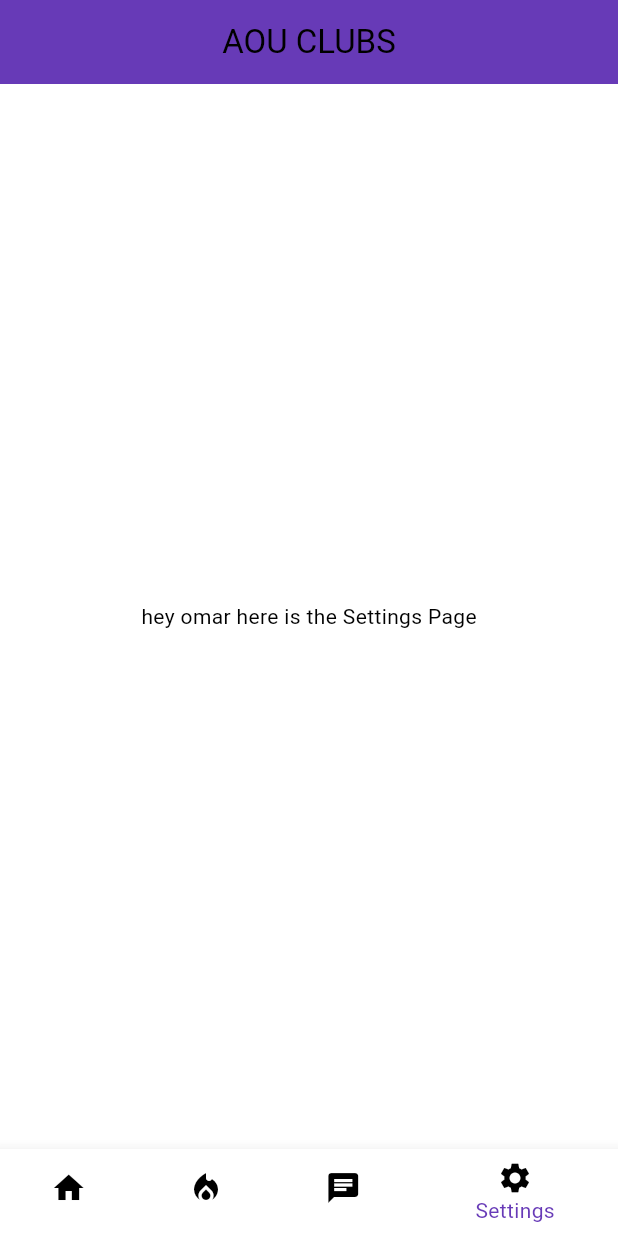
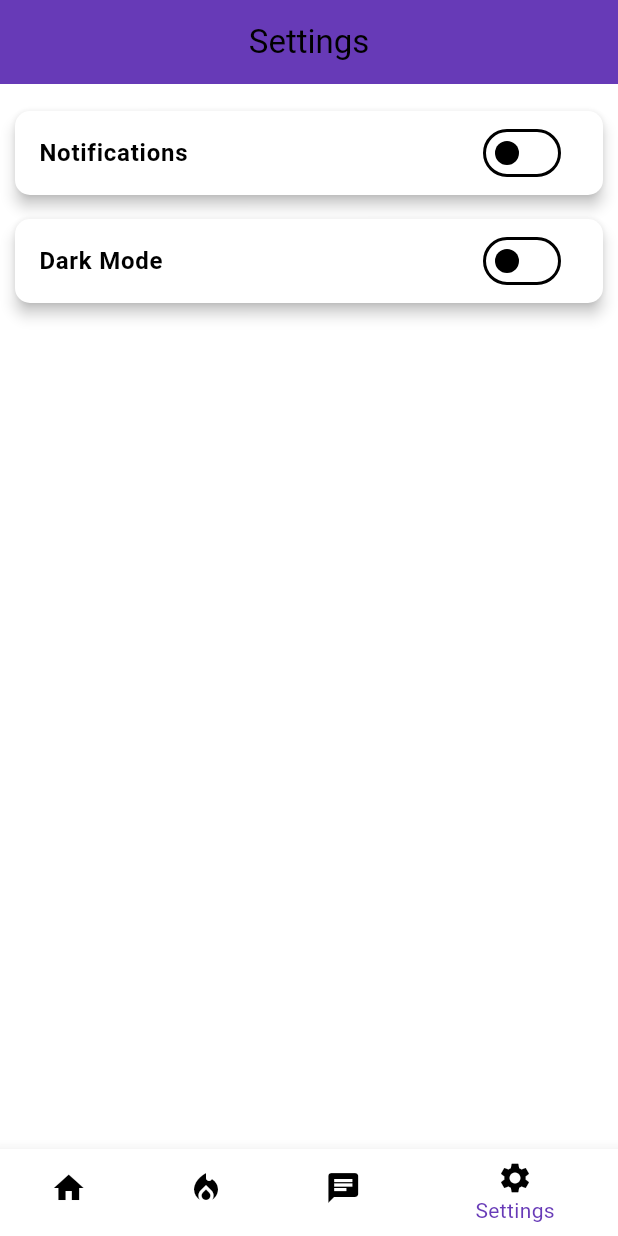
Before and after one commit to hassanmouusahassan/aou_club, a Flutter app: the screen it shows after launch, swiped to page 4, on a phone screen of 412 x 824 dp. Run offline on Flutter 3.47's test engine with Material 3 defaults, Android fonts, the light colour scheme and no system bars.

Commit message:
setting page modified

```diff
--- a/lib/screens/club_home_page.dart
+++ b/lib/screens/club_home_page.dart
@@ -4,7 +4,6 @@ import 'package:aou_club/screens/news_announcement_page.dart';
 import 'package:aou_club/screens/settings_page.dart';
 import 'package:flutter/material.dart';
 import 'package:aou_club/screens/login_page.dart';
-
 
 class Club {
   final String name;
@@ -23,10 +22,7 @@ Club(name: "Hassan Club", admin: "Jane Doe", imageUrl: "assets/club-icon-4.jpg")
   Club(name: "Computer Club", admin: "Jane Doe", imageUrl: "assets/club-icon-4.jpg"),
   Club(name: "Music Club", admin: "Jane Doe", imageUrl: "assets/club-icon-4.jpg"),
   Club(name: "AI Club", admin: "Jane Doe", imageUrl: "assets/club-icon-4.jpg"),
-
-
 ];
-// Add more clubs as needed
 
 class ClubsPage extends StatefulWidget {
   @override
@@ -45,11 +41,26 @@ class _ClubsPageState extends State<ClubsPage> {
     );
   }
 
+  String _getTitle(int index) {
+    switch (index) {
+      case 0:
+        return 'AOU CLUBS';
+      case 1:
+        return 'News';
+      case 2:
+        return 'Chat';
+      case 3:
+        return 'Settings';
+      default:
+        return '';
+    }
+  }
+
   @override
   Widget build(BuildContext context) {
     return Scaffold(
       appBar: AppBar(
-        title: Center(child: Text('AOU CLUBS')),
+        title: Center(child: Text(_getTitle(_selectedIndex))),
         backgroundColor: Colors.deepPurple,
       ),
       body: PageView(
@@ -62,27 +73,26 @@ class _ClubsPageState extends State<ClubsPage> {
         children: [
           _buildClubsList(),
           NewsPage(), // Replace with your News Widget
-          ChatPage(),
-          SettingsPage(),
-          // Replace with your Chat Widget
+          ChatPage(), // Replace with your Chat Widget
+          SettingsPage(), // Replace with your Settings Widget
         ],
       ),
       bottomNavigationBar: BottomNavigationBar(
         items: const <BottomNavigationBarItem>[
           BottomNavigationBarItem(
-            icon: Icon(Icons.home,color: Colors.black),
+            icon: Icon(Icons.home, color: Colors.black),
             label: 'Home',
           ),
           BottomNavigationBarItem(
-            icon: Icon(Icons.local_fire_department,color: Colors.black),
+            icon: Icon(Icons.local_fire_department, color: Colors.black),
             label: 'News',
           ),
           BottomNavigationBarItem(
-            icon: Icon(Icons.chat,color: Colors.black),
+            icon: Icon(Icons.chat, color: Colors.black),
             label: 'Chat',
           ),
           BottomNavigationBarItem(
-            icon: Icon(Icons.settings,color: Colors.black),
+            icon: Icon(Icons.settings, color: Colors.black),
             label: 'Settings',
           ),
         ],
@@ -109,7 +119,6 @@ class _ClubsPageState extends State<ClubsPage> {
   }
 }
 
-
 class ClubCard extends StatelessWidget {
   final Club club;
 
@@ -120,15 +129,15 @@ class ClubCard extends StatelessWidget {
     return Card(
       elevation: 5.0,
       margin: EdgeInsets.all(10.0),
-      clipBehavior: Clip.antiAlias, // Ensures the image is clipped to the card's border radius
+      clipBehavior: Clip.antiAlias,
       shape: RoundedRectangleBorder(borderRadius: BorderRadius.circular(15.0)),
       child: Container(
-        height: 200, // Adjust the height as needed
+        height: 200,
         decoration: BoxDecoration(
           image: DecorationImage(
             fit: BoxFit.cover,
-            image: AssetImage(club.imageUrl), // Ensures the image covers the card
-            colorFilter: ColorFilter.mode(Colors.black.withOpacity(0.3), BlendMode.darken), // Optional: darkens the image
+            image: AssetImage(club.imageUrl),
+            colorFilter: ColorFilter.mode(Colors.black.withOpacity(0.3), BlendMode.darken),
           ),
         ),
         child: Padding(
@@ -149,9 +158,7 @@ class ClubCard extends StatelessWidget {
                 'Admin: ${club.admin}',
                 style: TextStyle(color: Colors.white),
               ),
-
             ],
-
           ),
         ),
       ),
--- a/lib/screens/settings_page.dart
+++ b/lib/screens/settings_page.dart
@@ -1,12 +1,65 @@
 import 'package:flutter/material.dart';
 
-class SettingsPage extends StatelessWidget {
-  const SettingsPage({super.key});
+class SettingsPage extends StatefulWidget {
+  @override
+  _SettingsPageState createState() => _SettingsPageState();
+}
+
+class _SettingsPageState extends State<SettingsPage> {
+  bool isNotificationsEnabled = false;
+  bool isDarkModeEnabled = false;
 
   @override
   Widget build(BuildContext context) {
     return Scaffold(
-      body: Center(child: Text("hey omar here is the Settings Page")),
+
+      body: ListView(
+        padding: EdgeInsets.all(10),
+        children: [
+          _buildAnimatedSwitchListTile(
+            title: "Notifications",
+            value: isNotificationsEnabled,
+            onChanged: (bool value) {
+              setState(() {
+                isNotificationsEnabled = value;
+              });
+            },
+          ),
+          _buildAnimatedSwitchListTile(
+            title: "Dark Mode",
+            value: isDarkModeEnabled,
+            onChanged: (bool value) {
+              setState(() {
+                isDarkModeEnabled = value;
+              });
+            },
+          ),
+          // Add more settings options as needed
+        ],
+      ),
+    );
+  }
+
+  Widget _buildAnimatedSwitchListTile({
+    required String title,
+    required bool value,
+    required Function(bool) onChanged,
+  }) {
+    return Card(
+      elevation: 4.0,
+      margin: EdgeInsets.symmetric(vertical: 8.0),
+      shape: RoundedRectangleBorder(borderRadius: BorderRadius.circular(10.0)),
+      child: ListTile(
+        title: Text(
+          title,
+          style: TextStyle(fontWeight: FontWeight.bold),
+        ),
+        trailing: Switch(
+          value: value,
+          onChanged: onChanged,
+          activeColor: Colors.deepPurple,
+        ),
+      ),
     );
   }
 }
--- a/pubspec.yaml
+++ b/pubspec.yaml
@@ -30,6 +30,7 @@ environment:
 dependencies:
   flutter:
     sdk: flutter
+  provider: ^5.0.0
 
 
   # The following adds the Cupertino Icons font to your application.
```
Also changed, not shown: pubspec.lock. Lines whose indentation alone changed are shown as unchanged.
